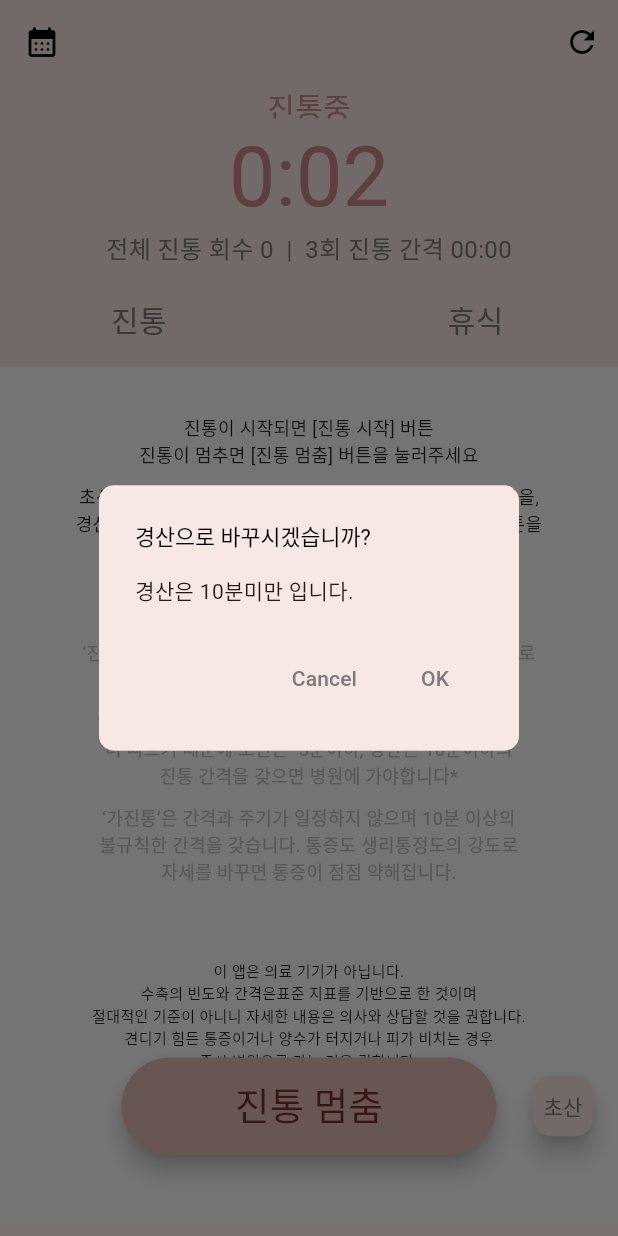
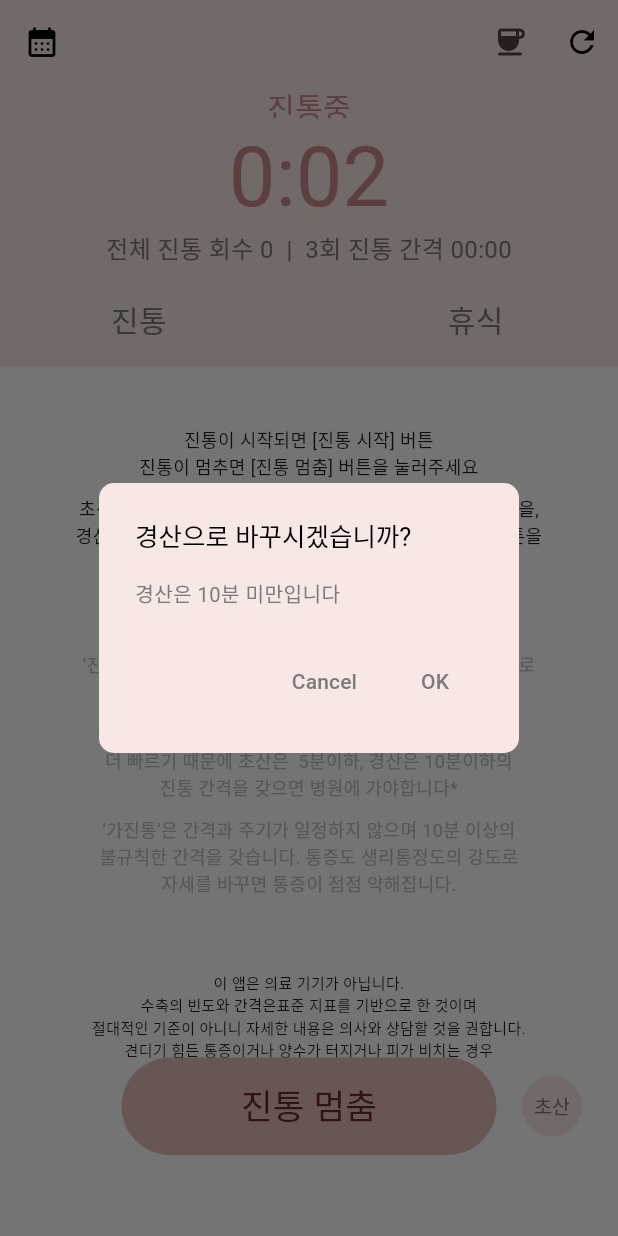
Before and after one commit to doanddo-bsh/easydeliverywatch, a Flutter app: the screen it shows after launch, after a tap on "진통 시작", after a tap on "초산", on a phone screen of 412 x 824 dp. Run offline on Flutter 3.47's test engine with Material 2 defaults, Android fonts, the light colour scheme and no system bars; drawn by our look-alikes of google_mobile_ads; our stand-ins replace flutter_screenutil, flutter_spinkit, sqflite, table_calendar; accounts and stored records are empty; network calls fail.

Commit message:
안드로이드 배포 설정 완료

```diff
--- a/lib/pages/myMainPage.dart
+++ b/lib/pages/myMainPage.dart
@@ -10,6 +10,8 @@ import '../module/timerModul.dart';
 import '../module/customAlertDialog.dart';
 import '../module/sqliteDayTime.dart';
 import 'secondCalendar.dart';
+import 'dart:io';
+import 'package:flutter/foundation.dart';
 
 class MyMainPage extends StatelessWidget {
   const MyMainPage({Key? key}) : super(key: key);
@@ -47,6 +49,7 @@ class _MyMainPageBodyState extends State<MyMainPageBody>
     super.initState();
 
     _createBannerAd();
+    loadAd();
     WidgetsBinding.instance.addObserver(this);
   }
 
@@ -63,20 +66,8 @@ class _MyMainPageBodyState extends State<MyMainPageBody>
     super.didChangeAppLifecycleState(state);
     switch(state){
       case AppLifecycleState.resumed:
-
         // print('resumed');
-        // datetimeResume = DateTime.now();
-        // print('datetimeResume $datetimeResume');
-        // final datetimediff = datetimeResume!.difference(datetimePause!);
-        // print(datetimediff!.inSeconds);
-        // timeDiff = datetimediff!.inSeconds - (timer.seconds - secondsAtPause);
-        // print('timeDiff $timeDiff');
-        // if (pauseYn == true) {
-        //   pauseYn = false;
-        //   timer.secondsSet = timeDiff;
-        // }
         break;
-
       case AppLifecycleState.inactive:
         // print('inactive');
         break;
@@ -85,17 +76,11 @@ class _MyMainPageBodyState extends State<MyMainPageBody>
         break;
       case AppLifecycleState.detached:
         // print('detached');
-        // 강제 종료 시점
         if (timer.lapTime.length > 0){
           timer.resetTimer();
         }
         break;
       case AppLifecycleState.paused:
-        // print('paused');
-        // secondsAtPause = timer.seconds ;
-        // datetimePause = DateTime.now();
-        // print('datetimePause $datetimePause');
-        // pauseYn = true;
         break;
     }
   }
@@ -107,6 +92,64 @@ class _MyMainPageBodyState extends State<MyMainPageBody>
         , listener: AdMobService.bannerAdListener
         , request: const AdRequest(),
     )..load();
+  }
+
+  static String? get fullScreenAdid{
+    if (kReleaseMode){
+      if (Platform.isAndroid) {
+        return 'ca-app-pub-7191096510845066/2310219248';
+      } else if (Platform.isIOS){
+        return 'ca-app-pub-7191096510845066/9263420651';
+      }
+    } else {
+      if (Platform.isAndroid) {
+        return 'ca-app-pub-3940256099942544/1033173712';
+      } else if (Platform.isIOS){
+        return 'ca-app-pub-3940256099942544/4411468910';
+      }
+    }
+  }
+
+  InterstitialAd? _interstitialAd;
+
+  /// Loads an interstitial ad.
+  void loadAd() {
+    InterstitialAd.load(
+        adUnitId: fullScreenAdid!,
+        request: const AdRequest(),
+        adLoadCallback: InterstitialAdLoadCallback(
+          // Called when an ad is successfully received.
+          onAdLoaded: (ad) {
+            ad.fullScreenContentCallback = FullScreenContentCallback(
+              // Called when the ad showed the full screen content.
+                onAdShowedFullScreenContent: (ad) {print('ad showed the full screen');},
+                // Called when an impression occurs on the ad.
+                onAdImpression: (ad) {print('impression occurs');},
+                // Called when the ad failed to show full screen content.
+                onAdFailedToShowFullScreenContent: (ad, err) {
+                  // Dispose the ad here to free resources.
+                  print('Dispose the ad here to free resources.');
+                  ad.dispose();
+                },
+                // Called when the ad dismissed full screen content.
+                onAdDismissedFullScreenContent: (ad) {
+                  // Dispose the ad here to free resources.
+                  ad.dispose();
+                },
+                // Called when a click is recorded for an ad.
+                onAdClicked: (ad) {
+                  print('Called when a click is recorded for an ad.');
+                });
+
+            debugPrint('$ad loaded.');
+            // Keep a reference to the ad so you can show it later.
+            _interstitialAd = ad;
+          },
+          // Called when an ad request failed.
+          onAdFailedToLoad: (LoadAdError error) {
+            debugPrint('InterstitialAd failed to load: $error');
+          },
+        ));
   }
 
   @override
@@ -135,6 +178,47 @@ class _MyMainPageBodyState extends State<MyMainPageBody>
           ),
         ),
         actions: [
+          IconButton(onPressed: (){
+            showDialog<String>(
+              context: context,
+              builder: (BuildContext context) => AlertDialog(
+                surfaceTintColor:Colors.white,
+                shape: RoundedRectangleBorder(
+                  borderRadius: BorderRadius.circular(10),
+                ),
+                title: const Text('전면 광고를 보시겠습니까?',
+                  style: TextStyle(fontSize: 17,
+                     ),),
+                content: const Text('개발자를 위해 5초만 기부해주세요',
+                  style: TextStyle
+                  (fontSize: 13.5,
+                    color: Color(0xFF7C7A7A)),),
+                actions: <Widget>[
+                  TextButton(
+                    onPressed: () {
+                      Navigator.pop(context, 'Cancel');
+                    },
+                    style: TextButton.styleFrom(
+                        foregroundColor: color4
+                    ),
+                    child: const Text('Cancel'),
+                  ),
+                  TextButton(
+                    onPressed: () {
+                      _interstitialAd!.show();
+                      Navigator.pop(context, 'OK');
+                    },
+                    style: TextButton.styleFrom(
+                        foregroundColor: color4
+                    ),
+                    child: const Text('OK'),
+                  ),
+                ],
+              ),
+            );
+          },
+          icon: Icon(Icons.coffee_rounded),
+          ),
           IconButton(
             icon:const Icon(Icons.refresh
               ,color: Colors.black,
@@ -149,11 +233,26 @@ class _MyMainPageBodyState extends State<MyMainPageBody>
                   shape: RoundedRectangleBorder(
                     borderRadius: BorderRadius.circular(10),
                   ),
-                  title: const Text('진통 기록이 없습니다.'),
-                  // content: const Text('진통 기록 생성 후 초기ㅎ'),
+                  title: const Text('진통 기록 초기화',
+                    style: TextStyle(fontSize: 17,
+                       ),),
+                  content: const Text('진통 기록을 모두 삭제하시겠습니까?',
+                      style:TextStyle(fontSize: 13.5
+                      ,color: Color(0xFF7C7A7A))),
                   actions: <Widget>[
                     TextButton(
                       onPressed: () {
+                        Navigator.pop(context, 'Cancel');
+                      },
+                      style: TextButton.styleFrom(
+                          foregroundColor: color4
+                      ),
+                      child: const Text('Cancel'),
+                    ),
+                    TextButton(
+                      onPressed: () {
+                        timer.resetTimerVoid();
+                        timer.check_y(0);
                         Navigator.pop(context, 'OK');
                       },
                       style: TextButton.styleFrom(
@@ -173,8 +272,11 @@ class _MyMainPageBodyState extends State<MyMainPageBody>
                   shape: RoundedRectangleBorder(
                     borderRadius: BorderRadius.circular(10),
                   ),
-                  title: const Text('진통 기록 초기화'),
-                  content: const Text('진통 기록을 모두 삭제하시겠습니까?'),
+                  title: const Text('진통 기록 초기화',
+                    style: TextStyle(fontSize: 17),),
+                  content: const Text('진통 기록을 모두 삭제하시겠습니까?',
+                      style:TextStyle(fontSize: 13.5
+                      ,color: Color(0xFF7C7A7A))),
                   actions: <Widget>[
                     TextButton(
                       onPressed: () {
@@ -318,7 +420,7 @@ class _MyMainPageBodyState extends State<MyMainPageBody>
                                       18.0, 30.0, 10.0),
                                   child: Column(
                                     children: [
-                                      const SizedBox(height: 12.0,),
+                                      const SizedBox(height: 20.0,),
                                       const Text("진통이 시작되면 [진통 시작] 버튼"
                                           "\n진통이 멈추면 [진통 멈춤] 버튼을 눌러주세요"
                                         ,textAlign: TextAlign.center
@@ -394,7 +496,7 @@ class _MyMainPageBodyState extends State<MyMainPageBody>
                                         ),
                                       ),
                                       const SizedBox(
-                                        height: 90.0,
+                                        height: 130.0,
                                       )
                                     ],
                                   ),
@@ -512,7 +614,9 @@ class _MyMainPageBodyState extends State<MyMainPageBody>
               child: FloatingActionButton.extended(
                 heroTag: "btn1",
                 label:Text(timer.hurt ? '진통 멈춤' : '진통 시작'
-                  ,style: const TextStyle(fontSize: 25),),
+                  ,style: const TextStyle(fontSize: 23,color: color5),
+                ),
+                elevation: 0,
                 shape: const RoundedRectangleBorder(
                   borderRadius: BorderRadius.all(
                       Radius.circular(50)
@@ -556,7 +660,8 @@ class _MyMainPageBodyState extends State<MyMainPageBody>
                                   children: [
                                     const Text('엄마 저를 만나러 오세요!',
                                       style: TextStyle(
-                                        fontSize: 17.0,
+                                        fontSize: 17.5,
+                                        height: 0.7
                                       ),
                                     ),
                                     const SizedBox(height: 3.0,),
@@ -565,14 +670,14 @@ class _MyMainPageBodyState extends State<MyMainPageBody>
                                       MainAxisAlignment.center,
                                       children: [
                                         Padding(padding: const EdgeInsets
-                                            .fromLTRB(0.0, 2.5,
+                                            .fromLTRB(0.0, 10.0,
                                             0.0, 0.0),
                                           child: Text(timer.isFirst?
                                           '평균 주기가 10분 미만이니'
                                               :'평균 주기가 5분 미만이니'
                                             ,
                                             style: const TextStyle(
-                                                fontSize: 13.0
+                                                fontSize: 12.0
                                             ),
                                           ),
                                         ),
@@ -585,12 +690,12 @@ class _MyMainPageBodyState extends State<MyMainPageBody>
                                       children: [
                                         const Text('병원으로 출발하세요',
                                           style: TextStyle(
-                                              fontSize: 13.0
+                                              fontSize: 12.0
                                           ),
                                         ),
                                         Container(
                                             height: 11.0,
-                                            width: 16,
+                                            width: 17,
                                             child: const Image(
                                                 image: AssetImage
                                                   ('assets/icons8-siren-100.png'))
@@ -611,7 +716,7 @@ class _MyMainPageBodyState extends State<MyMainPageBody>
           ),
           Align(
             alignment: Alignment(
-                Alignment.bottomRight.x - 0.07, Alignment.bottomRight.y -
+                Alignment.bottomRight.x - 0.11, Alignment.bottomRight.y -
                 0.12
             ),
             child: FloatingActionButton(
@@ -628,11 +733,13 @@ class _MyMainPageBodyState extends State<MyMainPageBody>
                           ),
                           title: const Text('초산으로 바꾸시겠습니까?'
                             ,style: TextStyle(
-                                fontSize: 14.5
+                                fontSize: 17
                                 ,color: Colors.black
                             ),
                           ),
-                          content: const Text('초산은 5분미만 입니다.'),
+                          content: const Text('초산은 5분 미만입니다',style: TextStyle(
+                            fontSize: 13.5,
+                              color: Color(0xFF7C7A7A))),
                           actions: <Widget>[
                             TextButton(
                               onPressed: () {
@@ -664,11 +771,15 @@ class _MyMainPageBodyState extends State<MyMainPageBody>
                           ),
                           title: const Text('경산으로 바꾸시겠습니까?'
                             ,style: TextStyle(
-                                fontSize: 14.5
+                                fontSize: 17
                                 ,color: Colors.black
                             ),
                           ),
-                          content: const Text('경산은 10분미만 입니다.'),
+                          content: const Text('경산은 10분 미만입니다'
+                            ,style: TextStyle(
+                              fontSize: 13.5
+                              ,color: Color(0xFF7C7A7A)
+                          ),),
                           actions: <Widget>[
                             TextButton(
                               onPressed: () {
@@ -692,9 +803,6 @@ class _MyMainPageBodyState extends State<MyMainPageBody>
                           ],
                         );
                       }
-
-
-
                     }
                   );
                 },
@@ -702,7 +810,11 @@ class _MyMainPageBodyState extends State<MyMainPageBody>
                 foregroundColor: color4,
                 mini: true,
                 tooltip: '초산 경산 여부',
-                child: Text(timer.isFirst? '경산':'초산')
+                elevation: 0,
+                shape: RoundedRectangleBorder(
+                borderRadius: BorderRadius.circular(30),),
+                child: Text(timer.isFirst? '경산':'초산',
+                  style: const TextStyle (fontSize: 13),)
             ),
           )
         ],
--- a/lib/pages/splashPage.dart
+++ b/lib/pages/splashPage.dart
@@ -15,7 +15,7 @@ class _SplashScreenState extends State<SplashScreen> {
   void initState() {
     super.initState();
     Timer(
-      Duration(seconds: 2),
+      Duration(microseconds: 1500),
           () => Navigator.push(
         context,
         MaterialPageRoute(builder: (context) => const MyMainPage()),
@@ -31,36 +31,38 @@ class _SplashScreenState extends State<SplashScreen> {
       body: Container(
         //height : MediaQuery.of(context).size.height,
         //color: kPrimaryColor,
-        child: Column(
+        child: const Column(
           mainAxisAlignment: MainAxisAlignment.start,
           children: <Widget>[
             SizedBox(height: 270),
-            Container(
-              height: 100.0,
-              width: 100.0,
-              child: Image(image: AssetImage
-                ('assets/appIcon/easydeliveryAppicon7_space'
-                  '.png')
-              ),
-            ),
+            // Container(
+            //   height: 100.0,
+            //   width: 100.0,
+            //   child: const Image(image: AssetImage
+            //     ('assets/appIcon/easydeliveryAppicon7_space'
+            //       '.png')
+            //   ),
+            // ),
             SizedBox(height: 20.0,),
             Text('진통워치',
                 style: TextStyle(
                     fontWeight: FontWeight.bold,
-                    fontSize: 30.0,
-                    letterSpacing: 4.0,
+                    fontSize: 33.0,
+                    letterSpacing: 13.0,
                     color: color4
                 )
             ),
+            SizedBox(height: 30),
             SpinKitPumpingHeart(
               color: color2,
+              size: 60,
             ),
             Expanded(child: SizedBox()),
             Align(
               child: Text("© Copyright 2023, 진통워치(Hwatch)",
                   style: TextStyle(
-                    fontWeight: FontWeight.bold,
-                    fontSize: 15.0,
+                   // fontWeight: FontWeight.bold,
+                    fontSize: 12.0,
                     color: color4
                   )
               ),
--- a/lib/pages/thirdDetail.dart
+++ b/lib/pages/thirdDetail.dart
@@ -88,7 +88,7 @@ class _ThirdDetailState extends State<ThirdDetail> {
                             widget.theDate.substring(0,10).replaceAll('-', '. '),
                             style: const TextStyle(
                                 fontSize: 19.5
-                                ,height: 2.0
+                                ,height: 2.5
                                 ,color: color4
                             ),
                           ),
```
Also changed, not shown: lib/module/timerModul.dart (+22 -0 lines), lib/pages/secondCalendar.dart (+6 -2 lines), 3 other files.
